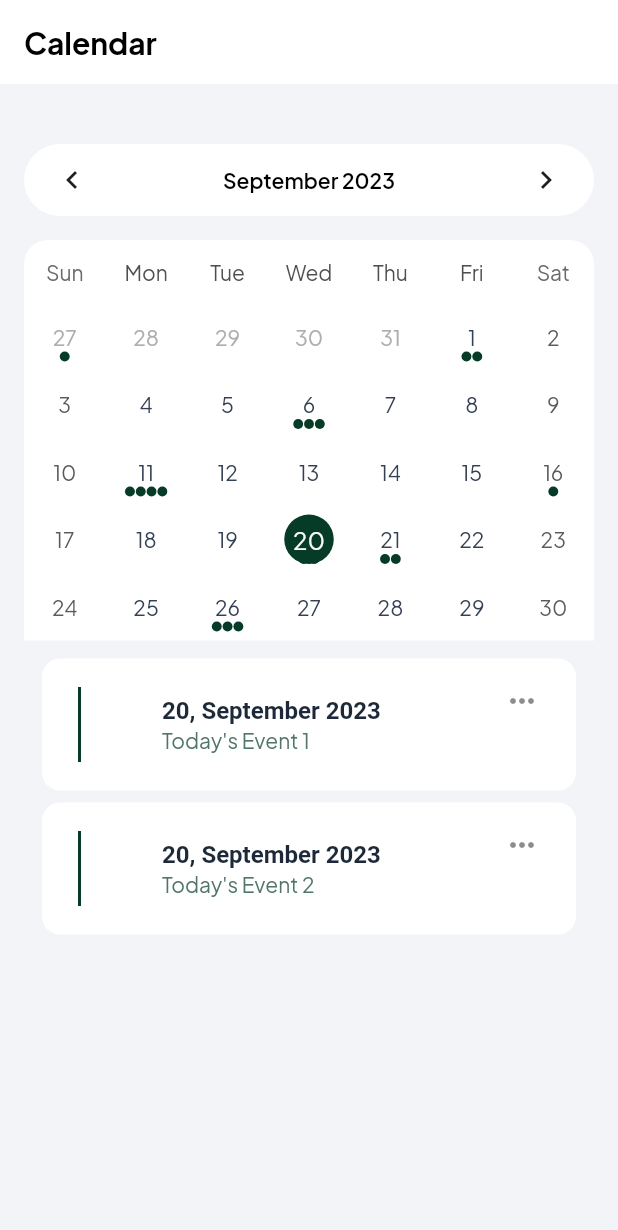
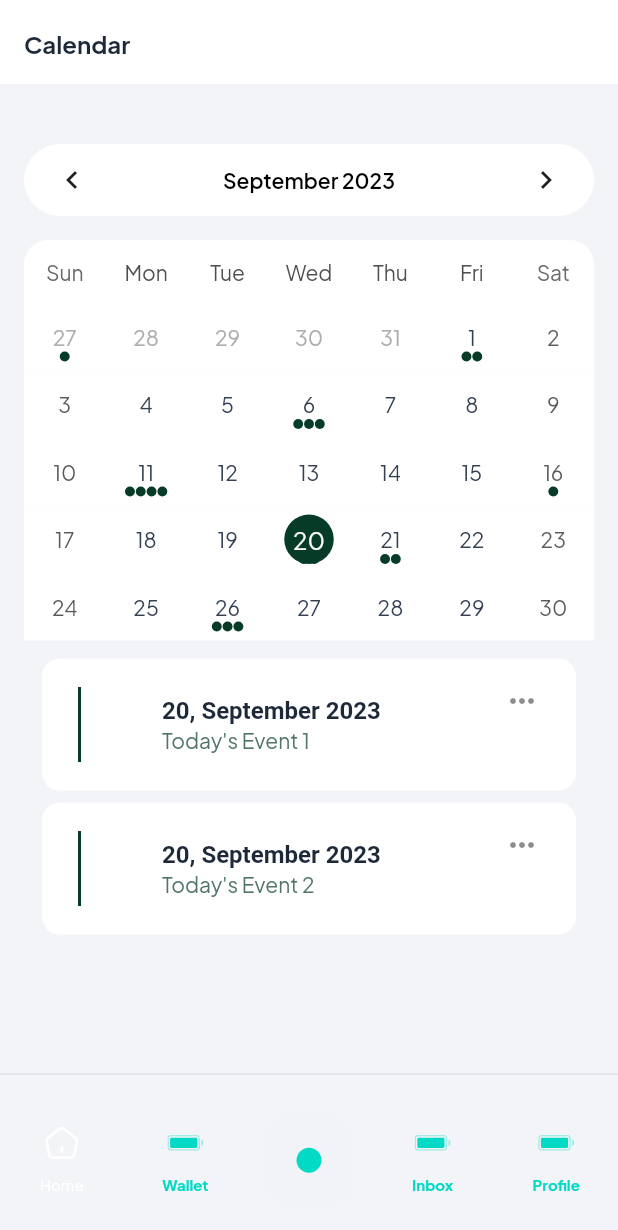
Before and after one commit to hngx-org/Fortress-events-mobile, a Flutter app: the screen it shows after launch, on a phone screen of 412 x 824 dp. Shown: the top 1230 px of the screen. Run offline on Flutter 3.47's test engine with Material 2 defaults, Android fonts, the phone set to English and light mode, and no system bars; drawn by our look-alikes of table_calendar; our stand-ins replace cached_network_image, flutter_svg.

```diff
--- a/lib/src/features/calendar/pages/calendar_screen.dart
+++ b/lib/src/features/calendar/pages/calendar_screen.dart
@@ -1,8 +1,11 @@
 import 'package:event_app/src/core/constants/dimensions.dart';
+import 'package:event_app/src/core/utils/theme/colors.dart';
 import 'package:event_app/src/features/calendar/widgets/calendar_widget.dart';
+import 'package:event_app/src/features/calendar/widgets/test.dart';
+import 'package:event_app/src/general_widgets/general_widgets_exports.dart';
 import 'package:event_app/src/general_widgets/spacing.dart';
 import 'package:flutter/material.dart';
-
+import '../../../core/utils/theme/text_styles.dart';
 class CalendarScreen extends StatelessWidget {
   const CalendarScreen({super.key});
 
@@ -10,12 +13,12 @@ class CalendarScreen extends StatelessWidget {
   Widget build(BuildContext context) {
     final height = MediaQuery.sizeOf(context).height;
     return Scaffold(
-      backgroundColor: Color(0XFFF2F4F7),
+      bottomNavigationBar: CustomBottomBar1(),
+      backgroundColor: AppColors.gray300,
       appBar: AppBar(
-        title: const Text(
-          'Calendar',
-          style: TextStyle(color: Colors.black),
-        ),
+        title: Text('Calendar',
+            style: AppTextStyles.textMdBold
+                .copyWith(color: const Color(0xFF1D2939))),
         elevation: 0,
         backgroundColor: Colors.white,
       ),
@@ -29,7 +32,7 @@ class CalendarScreen extends StatelessWidget {
             top: Dimensions.medium),
         children: [
           const Spacing.smallHeight(),
-          SizedBox(height: height * 0.9, child: CalendarTable())
+          SizedBox(height: height * 0.9, child: const CalendarTable())
         ],
       ),
     );
--- /dev/null
+++ b/lib/src/features/calendar/widgets/test.dart
@@ -0,0 +1,203 @@
+import 'package:event_app/src/core/utils/image_constant.dart';
+import 'package:event_app/src/core/utils/theme/app_decoration.dart';
+import 'package:event_app/src/core/utils/theme/custom_text_style.dart';
+import 'package:event_app/src/core/utils/theme/theme_helper.dart';
+import 'package:event_app/src/general_widgets/custom_image_view.dart';
+import 'package:flutter/material.dart';
+// import 'package:kooha_task/src/core/app_export.dart';
+
+class CustomBottomBar1 extends StatefulWidget {
+  CustomBottomBar1({this.onChanged});
+
+  Function(BottomBarEnum)? onChanged;
+
+  @override
+  CustomBottomBar1State createState() => CustomBottomBar1State();
+}
+
+class CustomBottomBar1State extends State<CustomBottomBar1> {
+  int selectedIndex = 0;
+
+  List<BottomMenuModel> bottomMenuList = [
+    BottomMenuModel(
+      icon: ImageConstant.imgNavhome,
+      activeIcon: ImageConstant.imgNavhome,
+      title: "Home",
+      type: BottomBarEnum.Home,
+    ),
+    BottomMenuModel(
+      icon: ImageConstant.imgComputer,
+      activeIcon: ImageConstant.imgComputer,
+      title: "Wallet",
+      type: BottomBarEnum.Wallet,
+    ),
+    BottomMenuModel(
+      icon: ImageConstant.imgPlus,
+      activeIcon: ImageConstant.imgPlus,
+      title: "Wallet",
+      type: BottomBarEnum.Wallet,
+      isCircle: true,
+    ),
+    BottomMenuModel(
+      icon: ImageConstant.imgComputer,
+      activeIcon: ImageConstant.imgComputer,
+      title: "Inbox",
+      type: BottomBarEnum.Inbox,
+    ),
+    BottomMenuModel(
+      icon: ImageConstant.imgComputer,
+      activeIcon: ImageConstant.imgComputer,
+      title: "Profile",
+      type: BottomBarEnum.Profile,
+    )
+  ];
+
+  @override
+  Widget build(BuildContext context) {
+    return Column(
+      mainAxisSize: MainAxisSize.min,
+      children: [
+        const SizedBox(
+          width: double.maxFinite,
+          child: Divider(),
+        ),
+        SizedBox(
+          height: 100,
+          child: BottomNavigationBar(
+            backgroundColor: Colors.transparent,
+            showSelectedLabels: false,
+            showUnselectedLabels: false,
+            selectedFontSize: 0,
+            elevation: 0,
+            currentIndex: selectedIndex,
+            type: BottomNavigationBarType.fixed,
+            items: List.generate(bottomMenuList.length, (index) {
+              if (bottomMenuList[index].isCircle) {
+                return BottomNavigationBarItem(
+                  icon: Container(
+                    padding: EdgeInsets.symmetric(
+                      horizontal: 20,
+                      vertical: 11,
+                    ),
+                    decoration: AppDecoration.fillGray.copyWith(
+                      borderRadius: BorderRadius.circular(20),
+                    ),
+                    child: CustomImageView(
+                      svgPath: bottomMenuList[index].icon,
+                      height: 20,
+                      width: 20,
+                      color: theme.colorScheme.secondaryContainer,
+                      margin: EdgeInsets.symmetric(vertical: 11),
+                    ),
+                  ),
+                  label: '',
+                );
+              }
+              return BottomNavigationBarItem(
+                icon: Column(
+                  mainAxisSize: MainAxisSize.min,
+                  crossAxisAlignment: CrossAxisAlignment.center,
+                  children: [
+                    CustomImageView(
+                      svgPath: bottomMenuList[index].icon,
+                      height: 24,
+                      width: 24,
+                      color: theme.colorScheme.secondaryContainer,
+                    ),
+                    Padding(
+                      padding: EdgeInsets.only(top: 10),
+                      child: Text(
+                        bottomMenuList[index].title ?? "",
+                        style: theme.textTheme.labelMedium!.copyWith(
+                          color: theme.colorScheme.secondaryContainer,
+                        ),
+                      ),
+                    ),
+                  ],
+                ),
+                activeIcon: Column(
+                  mainAxisSize: MainAxisSize.min,
+                  crossAxisAlignment: CrossAxisAlignment.center,
+                  children: [
+                    CustomImageView(
+                      svgPath: bottomMenuList[index].activeIcon,
+                      height: 24,
+                      width: 24,
+                      color: theme.colorScheme.onErrorContainer,
+                    ),
+                    Padding(
+                      padding: EdgeInsets.only(top: 10),
+                      child: Text(
+                        bottomMenuList[index].title ?? "",
+                        style: CustomTextStyles.bodySmallBluegray300.copyWith(
+                          color: theme.colorScheme.onErrorContainer,
+                        ),
+                      ),
+                    ),
+                  ],
+                ),
+                label: '',
+              );
+            }),
+            onTap: (index) {
+              selectedIndex = index;
+              widget.onChanged?.call(bottomMenuList[index].type);
+              setState(() {});
+            },
+          ),
+        ),
+      ],
+    );
+  }
+}
+
+enum BottomBarEnum {
+  Home,
+  Wallet,
+  Inbox,
+  Profile,
+}
+
+class BottomMenuModel {
+  BottomMenuModel({
+    required this.icon,
+    required this.activeIcon,
+    this.title,
+    required this.type,
+    this.isCircle = false,
+  });
+
+  String icon;
+
+  String activeIcon;
+
+  String? title;
+
+  BottomBarEnum type;
+
+  bool isCircle;
+}
+
+class DefaultWidget extends StatelessWidget {
+  @override
+  Widget build(BuildContext context) {
+    return Container(
+      color: Colors.white,
+      padding: const EdgeInsets.all(10),
+      child: const Center(
+        child: Column(
+          crossAxisAlignment: CrossAxisAlignment.start,
+          mainAxisAlignment: MainAxisAlignment.center,
+          children: [
+            Text(
+              'No Screen Found',
+              style: TextStyle(
+                fontSize: 18,
+              ),
+            ),
+          ],
+        ),
+      ),
+    );
+  }
+}
```
Also changed, not shown: lib/src/features/calendar/widgets/calendar_widget.dart (+38 -35 lines), lib/src/general_widgets/app_text_field.dart (added, +213 -0 lines).
